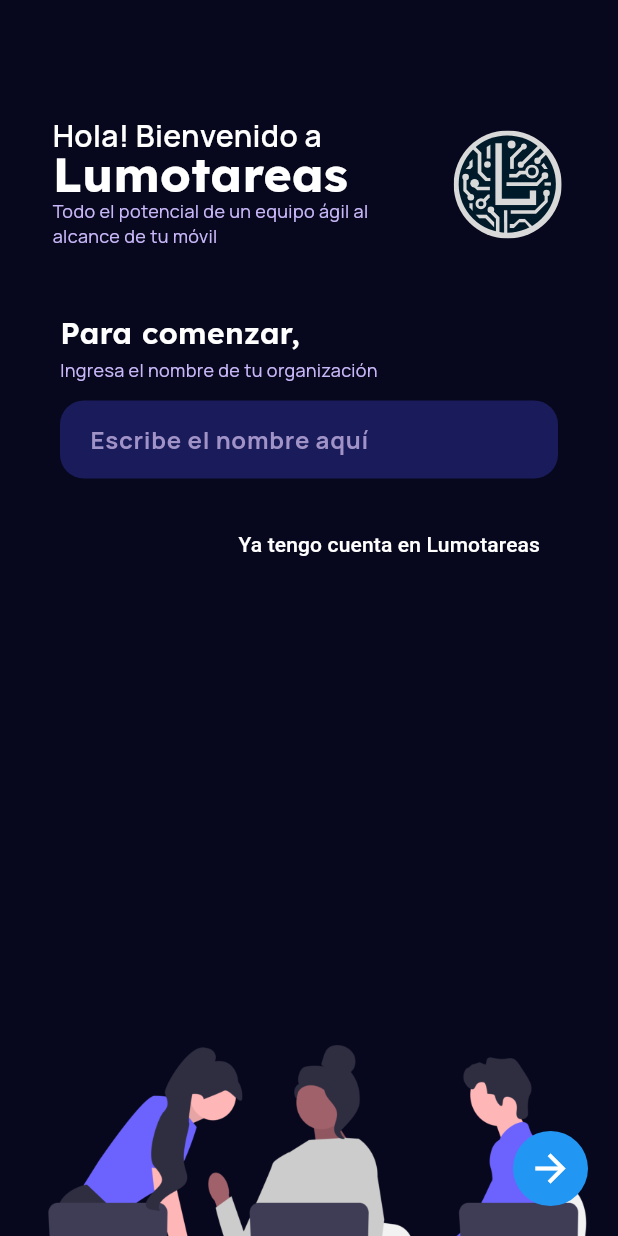
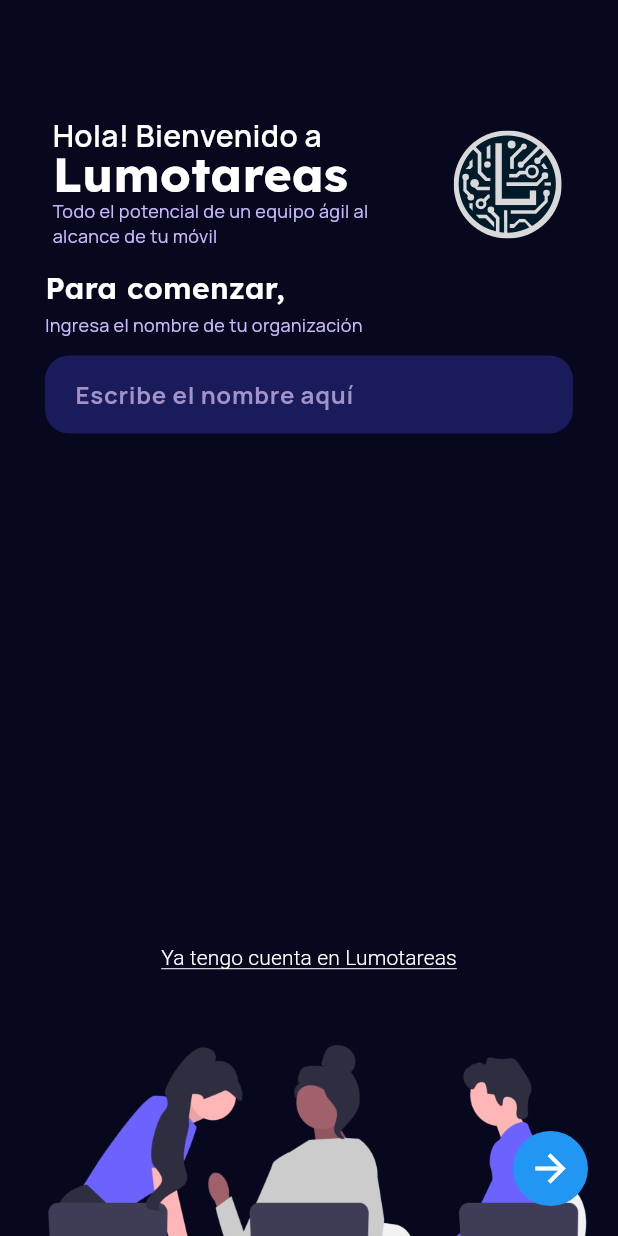
Before and after one commit to moisesnks/lumotareas-mobile-dart, a Flutter app: the screen it shows after launch, on a phone screen of 412 x 824 dp. Run offline on Flutter 3.47's test engine with Material 3 defaults, Android fonts, the phone set to English and light mode, and no system bars; our stand-ins replace cloud_firestore, firebase_auth, firebase_core, flutter_svg, google_sign_in, logger; missing offline and left inert: back_button_interceptor; accounts and stored records are empty.

```diff
--- a/lib/main.dart
+++ b/lib/main.dart
@@ -129,7 +129,7 @@ class MyApp extends StatelessWidget {
         routes: {
           '/': (context) => const HomeScreen(),
           // construir un home falso para probar la navegación
-          '/main': (context) => const MainScreen(),
+          '/main': (context) => MainScreen(),
         },
       ),
     );
--- a/lib/screens/home_screen.dart
+++ b/lib/screens/home_screen.dart
@@ -5,6 +5,7 @@ import 'package:lumotareas/widgets/welcome_title.dart';
 import 'package:lumotareas/widgets/input_field.dart';
 import 'package:lumotareas/viewmodels/home_viewmodel.dart';
 import 'package:lumotareas/screens/login_screen.dart';
+import 'package:lumotareas/extensions/text_styles.dart';
 
 class HomeScreen extends StatefulWidget {
   const HomeScreen({super.key});
@@ -36,11 +37,17 @@ class HomeScreenState extends State<HomeScreen> {
         FocusScope.of(context).unfocus(); // Close keyboard if open
       },
       child: Padding(
-        padding: const EdgeInsets.symmetric(horizontal: 20),
+        padding: const EdgeInsets.symmetric(horizontal: 10),
+        child: Column(
+          mainAxisAlignment: MainAxisAlignment.spaceBetween,
+          children: [
+            Padding(
+              padding: const EdgeInsets.only(
+                top: 20,
+              ),
               child: Column(
                 crossAxisAlignment: CrossAxisAlignment.start,
                 children: [
-            const SizedBox(height: 50),
                   const Text(
                     'Para comenzar,',
                     style: TextStyle(
@@ -59,18 +66,25 @@ class HomeScreenState extends State<HomeScreen> {
                     hintText: 'Escribe el nombre aquí',
                     keyboardType: TextInputType.text,
                   ),
+                ],
+              ),
+            ),
             const SizedBox(height: 20),
-            Align(
-              alignment: Alignment.centerRight,
-              child: TextButton(
+            TextButton(
               onPressed: () {
-                  Navigator.push(context,
-                      MaterialPageRoute(builder: (_) => LoginScreen()));
+                Navigator.push(
+                    context, MaterialPageRoute(builder: (_) => LoginScreen()));
               },
-                child: const Text(
+              child: Text(
                 'Ya tengo cuenta en Lumotareas',
-                  style: TextStyle(color: Colors.white),
+                style: const TextStyle(
+                  color: Colors.white,
+                  fontWeight: FontWeight.w300,
+                ).underlined(
+                  distance: 2, // Distancia entre el texto y el subrayado
+                  thickness: 1, // Grosor del subrayado
                 ),
+                textAlign: TextAlign.center,
               ),
             ),
           ],
@@ -105,7 +119,7 @@ class HomeScreenState extends State<HomeScreen> {
               Expanded(
                 child: Container(
                   margin:
-                      const EdgeInsets.only(left: 20, right: 20, bottom: 200),
+                      const EdgeInsets.only(left: 20, right: 20, bottom: 160),
                   child: SafeArea(
                     child: renderBody(context),
                   ),
```
Also changed, not shown: lib/screens/login_screen.dart (+7 -10 lines), lib/screens/main_screen.dart (+68 -7 lines), lib/viewmodels/login_viewmodel.dart (+12 -5 lines). Lines whose indentation alone changed are shown as unchanged.
